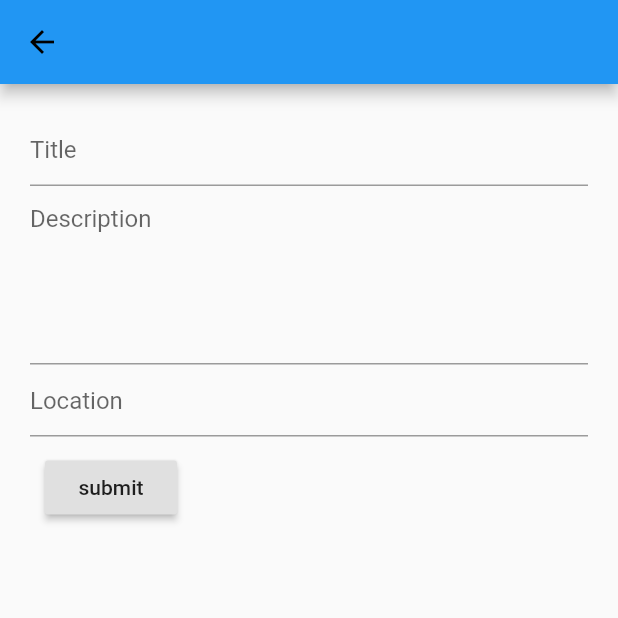
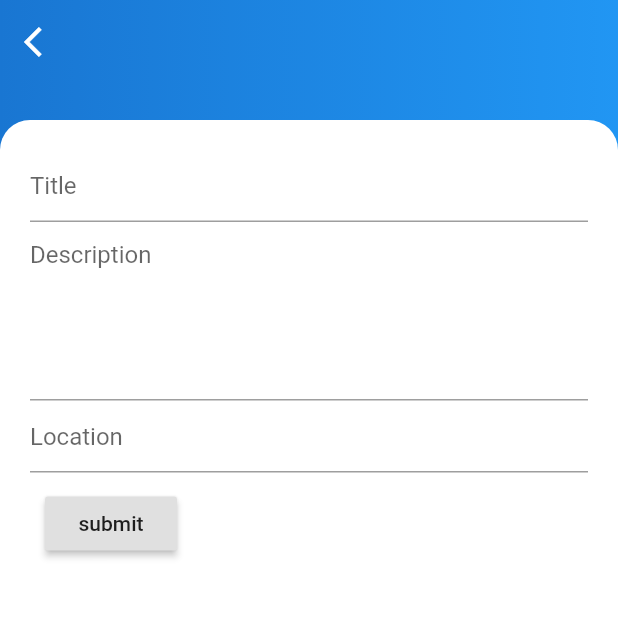
Before and after one commit to FleeToday/whatup, a Flutter app: the ActivityCreateScreen screen opened by its route, on a phone screen of 412 x 824 dp, the top half of it. Run offline on Flutter 3.47's test engine with Material 2 defaults, Android fonts, the phone set to English and light mode, and no system bars; our stand-ins replace bloc, cloud_firestore, equatable, firebase_auth, flutter_bloc, flutter_swiper and 2 more; missing offline and left inert: flutter_google_places, geoflutterfire, google_maps_webservice; accounts and stored records are empty.

Commit message:
Refine Create Activity UI

```diff
--- a/lib/screens/ActivityCreateScreen/ActivityCreateScreen.dart
+++ b/lib/screens/ActivityCreateScreen/ActivityCreateScreen.dart
@@ -19,6 +19,18 @@ class _ActivityCreateScreenState extends State<ActivityCreateScreen> {
   final _activity = Activity();
   final _formKey = GlobalKey<FormState>();
   final _locationController = TextEditingController();
+  double animatingPadding = 500;
+
+  @override
+  void initState() {
+    // TODO: implement initState
+    super.initState();
+    Future.delayed(Duration(milliseconds: 20), () {
+      this.setState(() {
+        animatingPadding = 80;
+      });
+    });
+  }
 
   void _formSubmit() {
     _formKey.currentState.save();
@@ -45,13 +57,37 @@ class _ActivityCreateScreenState extends State<ActivityCreateScreen> {
   Widget build(BuildContext context) {
     return Scaffold(
       appBar: AppBar(
+        backgroundColor: Colors.transparent,
+        elevation: 0,
         leading: new IconButton(
-          icon: new Icon(Icons.arrow_back, color: Colors.black),
+          icon: new Icon(Icons.arrow_back_ios, color: Colors.white),
           onPressed: () => Navigator.of(context).pop(),
         ),
       ),
-      body: Container(
-          margin: EdgeInsets.all(20),
+      extendBodyBehindAppBar: true,
+      body: AnimatedContainer(
+        curve: Curves.fastOutSlowIn,
+        duration: Duration(milliseconds: 250),
+        padding: EdgeInsets.only(top: this.animatingPadding),
+        decoration: BoxDecoration(
+          gradient: LinearGradient(
+            end: Alignment.bottomRight,
+            begin: Alignment.bottomLeft,
+            stops: [
+              0.0,
+              1.0,
+            ],
+            colors: [
+              Theme.of(context).primaryColorDark,
+              Theme.of(context).primaryColor,
+            ],
+          ),
+        ),
+        child: Container(
+            decoration: BoxDecoration(
+                borderRadius: BorderRadius.vertical(top: Radius.circular(20)),
+                color: Colors.white),
+            padding: EdgeInsets.all(20),
             child: Form(
               key: _formKey,
               child: Column(
@@ -97,6 +133,7 @@ class _ActivityCreateScreenState extends State<ActivityCreateScreen> {
                 ],
               ),
             )),
+      ),
     );
   }
 }
--- a/lib/screens/HomeScreen/HomeScreen.dart
+++ b/lib/screens/HomeScreen/HomeScreen.dart
@@ -2,6 +2,7 @@ import 'package:flutter/material.dart';
 import 'package:flutter_bloc/flutter_bloc.dart';
 import 'package:provider/provider.dart';
 import 'package:whatup/components/ZoomScaffold.dart';
+import 'package:whatup/screens/ActivityCreateScreen/ActivityCreateScreen.dart';
 import 'package:whatup/screens/HomeScreen/AppBarDrawerWidget.dart';
 import 'package:whatup/screens/HomeScreen/AppBarMenuButtonWidget.dart';
 import 'package:whatup/screens/HomeScreen/widgets/ActivitiesCreateButtonWidget.dart';
@@ -36,7 +37,7 @@ class HomeScreenState extends State<HomeScreen> with TickerProviderStateMixin {
 
   void _onItemTapped(index) {
     if (index == 2) {
-      Navigator.pushNamed(context, '/create');
+      Navigator.of(context).push(FadeRoute(page: ActivityCreateScreen()));
       return;
     }
     this.setState(() {
```
Also changed, not shown: lib/screens/HomeScreen/LocationSearchInputWidget.dart (+13 -0 lines). Lines whose indentation alone changed are shown as unchanged.
